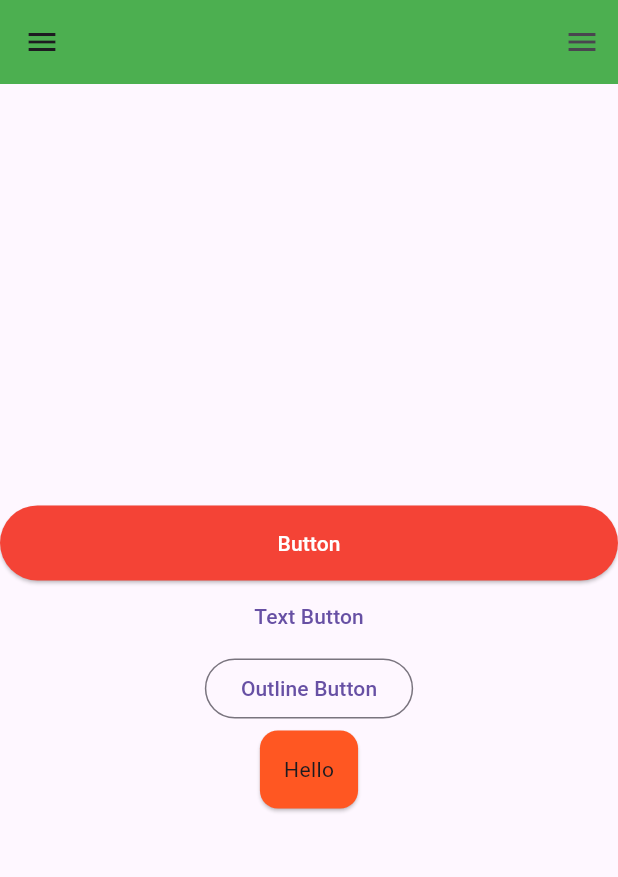
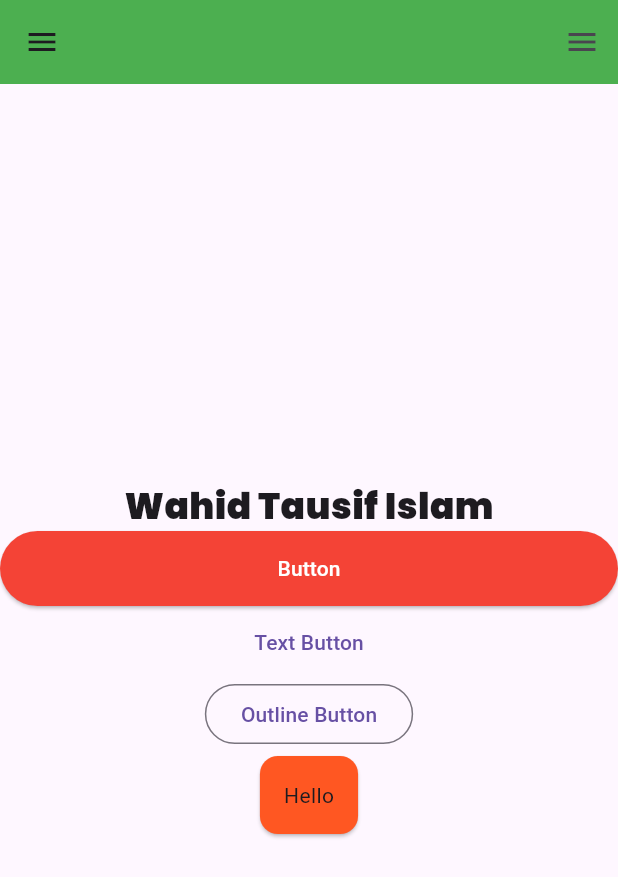
Before and after one commit to wahidtausifislam/myinfo, a Flutter app: the screen it shows after launch, on a phone screen of 412 x 824 dp. Shown: the top 877 px of the screen. Run offline on Flutter 3.47's test engine with Material 3 defaults, Android fonts, the phone set to English and light mode, and no system bars; our stand-ins replace google_fonts.

```diff
--- a/lib/s2.dart
+++ b/lib/s2.dart
@@ -1,4 +1,5 @@
 import 'package:flutter/material.dart';
+import 'package:google_fonts/google_fonts.dart';
 
 class s2 extends StatelessWidget {
   const s2({super.key});
@@ -170,6 +171,13 @@ class s2 extends StatelessWidget {
           mainAxisAlignment: MainAxisAlignment.center,
           crossAxisAlignment: CrossAxisAlignment.center,
           children: [
+            Text(
+              "Wahid Tausif Islam",
+              style: GoogleFonts.poppins(
+                fontSize: 24,
+                fontWeight: FontWeight.w900,
+              ),
+            ),
             SizedBox(
               height: 50,
               width: double.infinity,
--- a/pubspec.yaml
+++ b/pubspec.yaml
@@ -35,6 +35,7 @@ dependencies:
   # The following adds the Cupertino Icons font to your application.
   # Use with the CupertinoIcons class for iOS style icons.
   cupertino_icons: ^1.0.2
+  google_fonts: ^6.1.0
 
 dev_dependencies:
   flutter_test:
```
Also changed, not shown: pubspec.lock.
